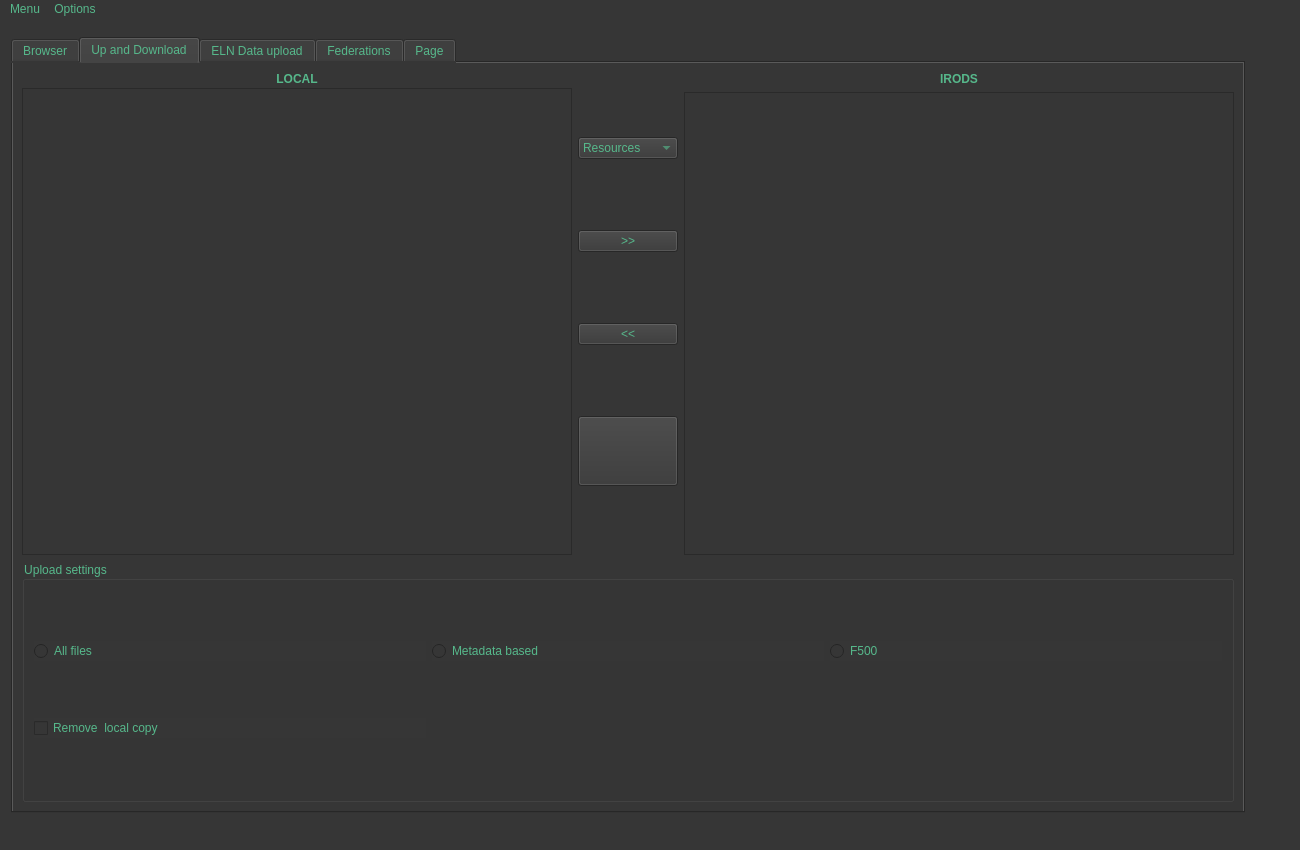
The window that irods-basicGUI/ui-files/irodsBrowserMain.ui (iBridges-for-iRODS/iBridges) describes before a commit, drawn with Qt 5.
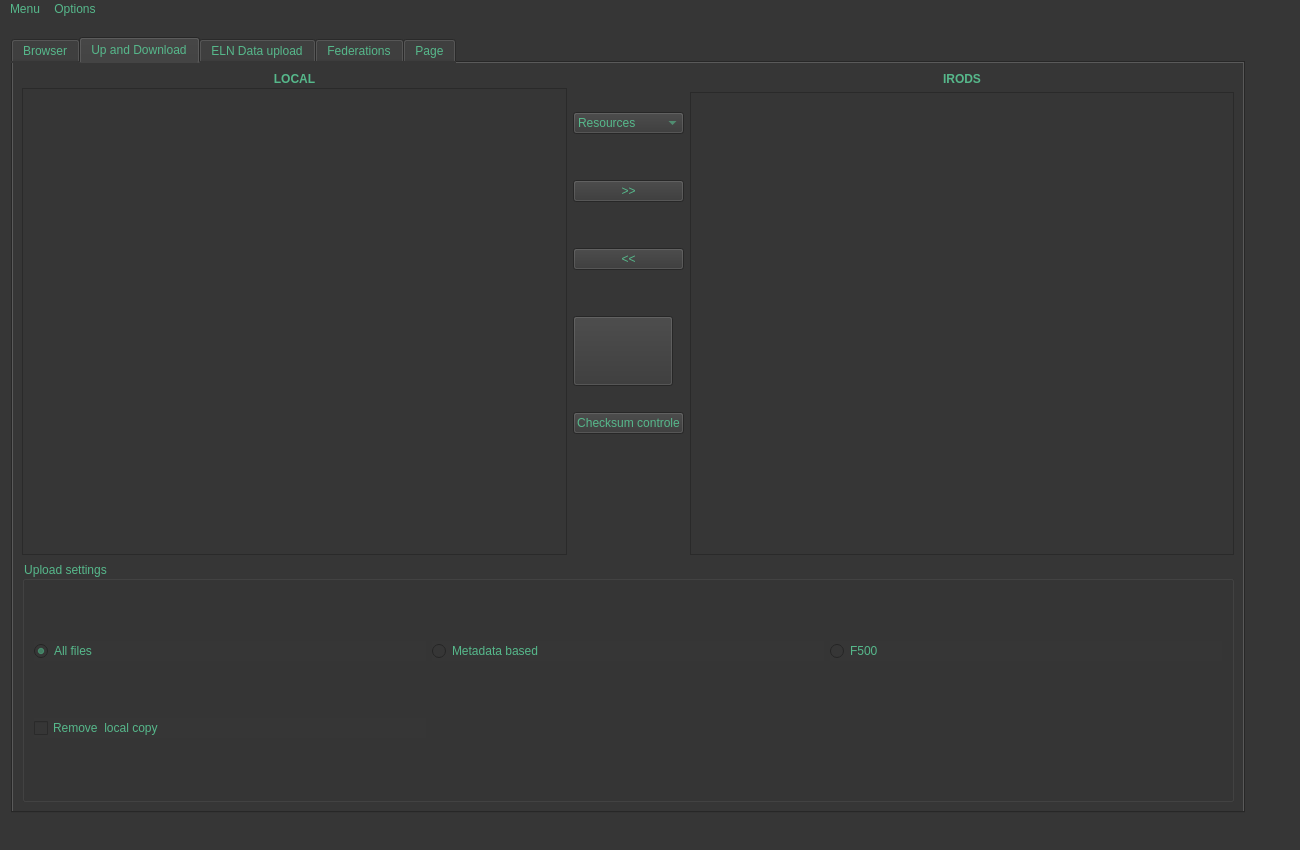
The same window after the commit. Icons and pictures are not drawn.

The edit to the form file:
```diff
--- a/irods-basicGUI/ui-files/irodsBrowserMain.ui
+++ b/irods-basicGUI/ui-files/irodsBrowserMain.ui
@@ -805,6 +805,32 @@
               <property name="sizeHint" stdset="0">
                <size>
                 <width>20</width>
+                <height>20</height>
+               </size>
+              </property>
+             </spacer>
+            </item>
+            <item>
+             <widget class="QPushButton" name="tab2ChecksumCheckBut">
+              <property name="minimumSize">
+               <size>
+                <width>0</width>
+                <height>0</height>
+               </size>
+              </property>
+              <property name="text">
+               <string>Checksum controle</string>
+              </property>
+             </widget>
+            </item>
+            <item>
+             <spacer name="verticalSpacer_4">
+              <property name="orientation">
+               <enum>Qt::Vertical</enum>
+              </property>
+              <property name="sizeHint" stdset="0">
+               <size>
+                <width>20</width>
                 <height>40</height>
                </size>
               </property>
@@ -882,6 +908,9 @@
              <property name="text">
               <string>All files</string>
              </property>
+             <property name="checked">
+              <bool>true</bool>
+             </property>
             </widget>
            </item>
            <item row="0" column="1">
```
